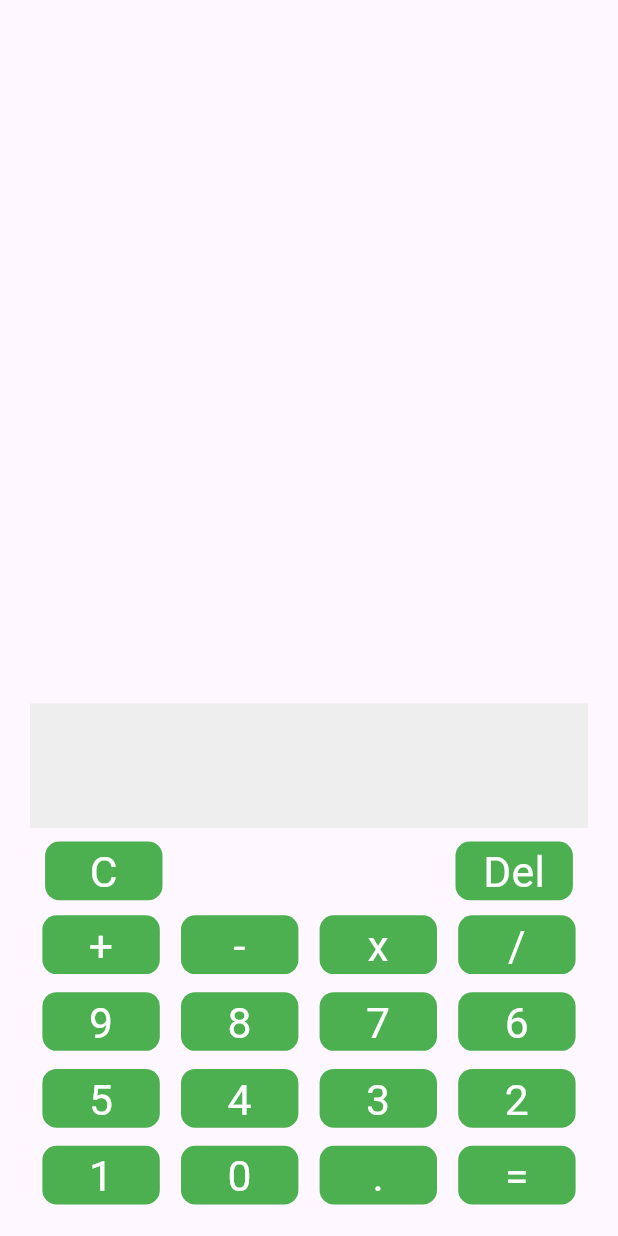
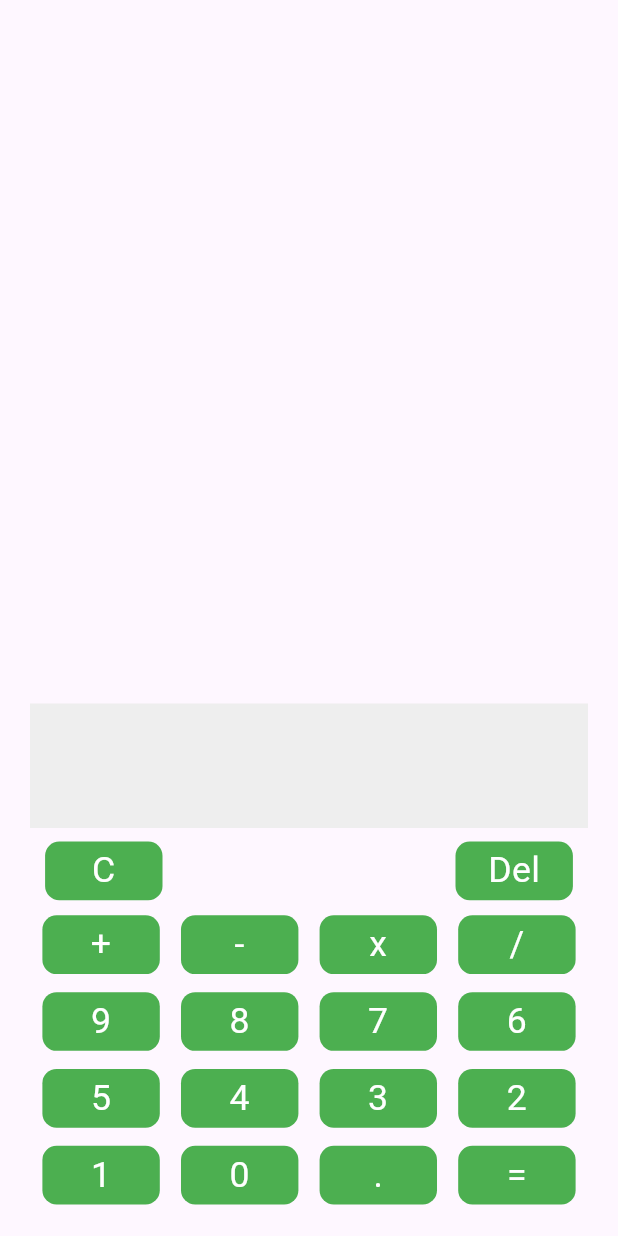
Before and after one commit to prity-manna/PRODIGY_AD_01, a Flutter app: the screen it shows after launch, on a phone screen of 412 x 824 dp. Run offline on Flutter 3.47's test engine with Material 3 defaults, Android fonts, the phone set to English and light mode, and no system bars.

Commit message:
Final Commit

```diff
--- a/lib/components/buttonComponent/custom_button.dart
+++ b/lib/components/buttonComponent/custom_button.dart
@@ -3,7 +3,8 @@ import 'package:flutter/material.dart';
 class CustomButton extends StatefulWidget {
   late final String _buttonText;
   final Function(String text) onTapActivity;
-  CustomButton({super.key, required String buttonText, required this.onTapActivity}) {
+  CustomButton(
+      {super.key, required String buttonText, required this.onTapActivity}) {
     _buttonText = buttonText;
   }
 
@@ -11,15 +12,18 @@ class CustomButton extends StatefulWidget {
   State<CustomButton> createState() => _CustomButtonState();
 }
 
-class _CustomButtonState extends State<CustomButton> with SingleTickerProviderStateMixin {
+class _CustomButtonState extends State<CustomButton>
+    with SingleTickerProviderStateMixin {
   late AnimationController _animationController;
   late Animation<double> _scaleAnimation;
 
   @override
   void initState() {
     super.initState();
-    _animationController = AnimationController(vsync: this, duration: const Duration(milliseconds: 200));
-    _scaleAnimation = Tween<double>(begin: 0.95, end: 1.0).animate(_animationController);
+    _animationController = AnimationController(
+        vsync: this, duration: const Duration(milliseconds: 200));
+    _scaleAnimation =
+        Tween<double>(begin: 0.95, end: 1.0).animate(_animationController);
   }
 
   @override
@@ -52,7 +56,7 @@ class _CustomButtonState extends State<CustomButton> with SingleTickerProviderSt
           child: Text(
             widget._buttonText,
             textAlign: TextAlign.center,
-            style: const TextStyle(color: Colors.white, fontSize: 30),
+            style: const TextStyle(color: Colors.white, fontSize: 25),
           ),
         ),
       ),
```
